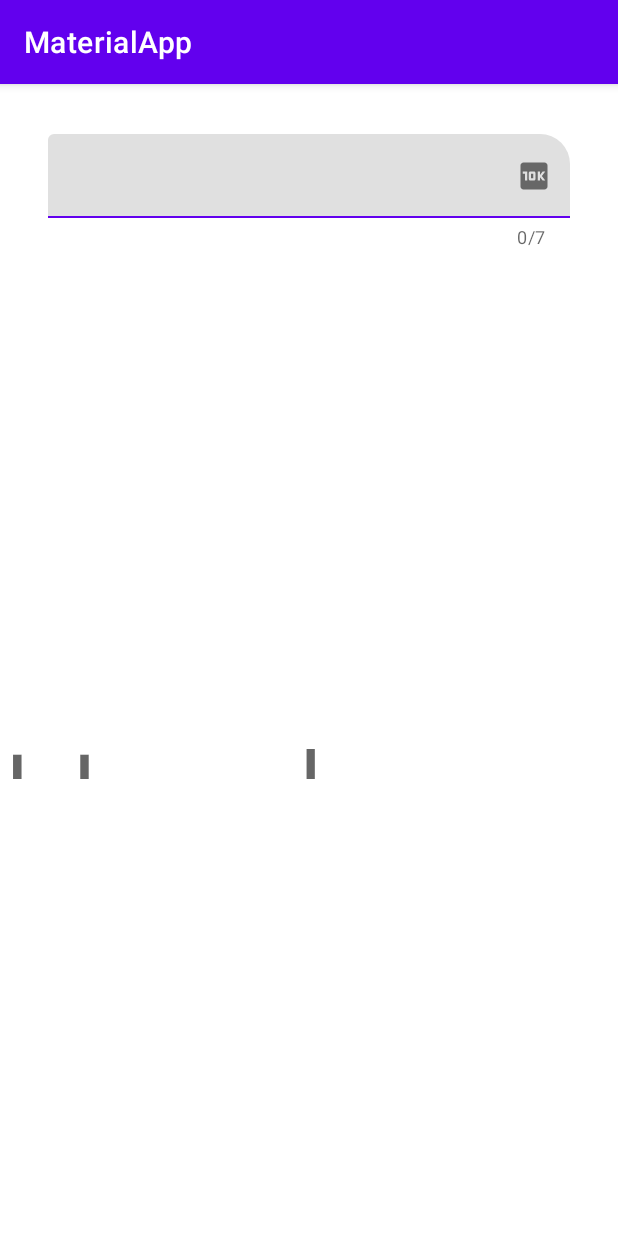
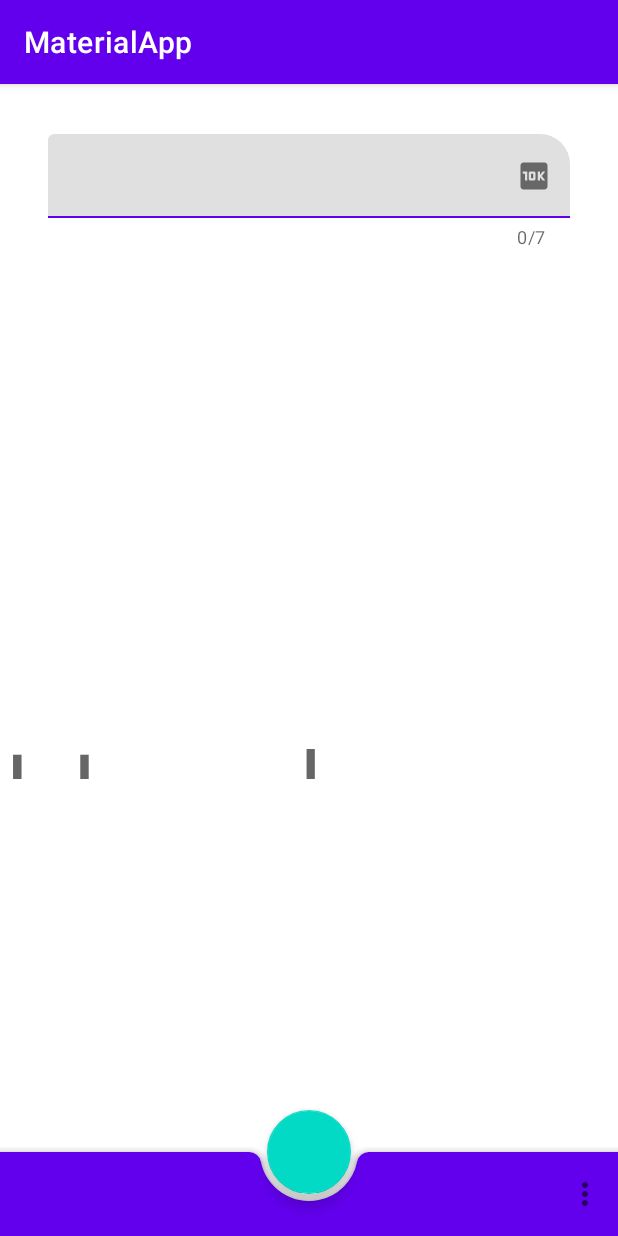
Before and after one commit to Pavelbour/MaterialApp, an Android app: the screen it shows after launch (MainActivity), on a phone screen of 412 x 824 dp. Run offline under Robolectric (Android 15) with nearby library versions, the phone set to English and light mode, and no system bars; pictures from the network do not load; 7 statements that could not run were skipped.

Commit message:
Bottom app bar.

```diff
--- a/app/src/main/java/ru/gb/materialapp/ui/MainFragment.kt
+++ b/app/src/main/java/ru/gb/materialapp/ui/MainFragment.kt
@@ -32,6 +32,12 @@ class MainFragment: Fragment(R.layout.fragment_main) {
 
         val binding = FragmentMainBinding.bind(view)
 
+        binding.mainFragmentBottomAppBar.setOnMenuItemClickListener {
+            when (it.itemId) {
+                else -> true
+            }
+        }
+
         binding.mainFragmentTextInput.setEndIconOnClickListener {
             EditDialog().show(parentFragmentManager, "tag")
         }
@@ -41,11 +47,11 @@ class MainFragment: Fragment(R.layout.fragment_main) {
 
         behavior.addBottomSheetCallback(object: BottomSheetBehavior.BottomSheetCallback() {
             override fun onStateChanged(bottomSheet: View, newState: Int) {
-                TODO("Not yet implemented")
+
             }
 
             override fun onSlide(bottomSheet: View, slideOffset: Float) {
-                TODO("Not yet implemented")
+
             }
         })
 
--- a/app/src/main/res/layout/fragment_main.xml
+++ b/app/src/main/res/layout/fragment_main.xml
@@ -91,4 +91,17 @@
         android:visibility="gone"
         tools:visibility="visible"/>
 
+    <com.google.android.material.bottomappbar.BottomAppBar
+        android:id="@+id/main_fragment_bottom_app_bar"
+        android:layout_width="match_parent"
+        android:layout_height="wrap_content"
+        android:layout_gravity="bottom"
+        app:menu="@menu/menu_bottom_appbar"
+        app:backgroundTint="@color/design_default_color_primary"/>
+
+    <com.google.android.material.floatingactionbutton.FloatingActionButton
+        android:layout_width="wrap_content"
+        android:layout_height="wrap_content"
+        app:layout_anchor="@id/main_fragment_bottom_app_bar"/>
+
 </androidx.coordinatorlayout.widget.CoordinatorLayout>
--- /dev/null
+++ b/app/src/main/res/menu/menu_bottom_appbar.xml
@@ -0,0 +1,11 @@
+<?xml version="1.0" encoding="utf-8"?>
+<menu xmlns:android="http://schemas.android.com/apk/res/android"
+    xmlns:app="http://schemas.android.com/apk/res-auto">
+    <item
+        android:id="@+id/menu_bottom_appbar_action_one"
+        android:title="one"/>
+
+    <item
+        android:id="@+id/menu_bottom_appbar_action_two"
+        android:title="two"/>
+</menu>
```
